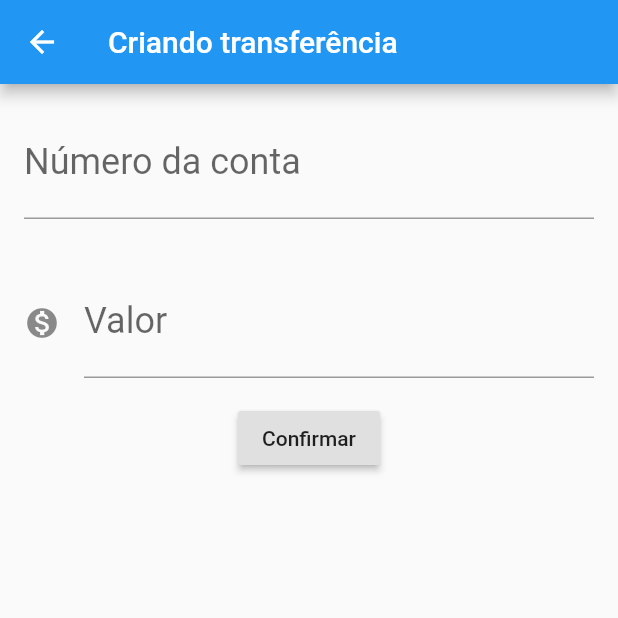
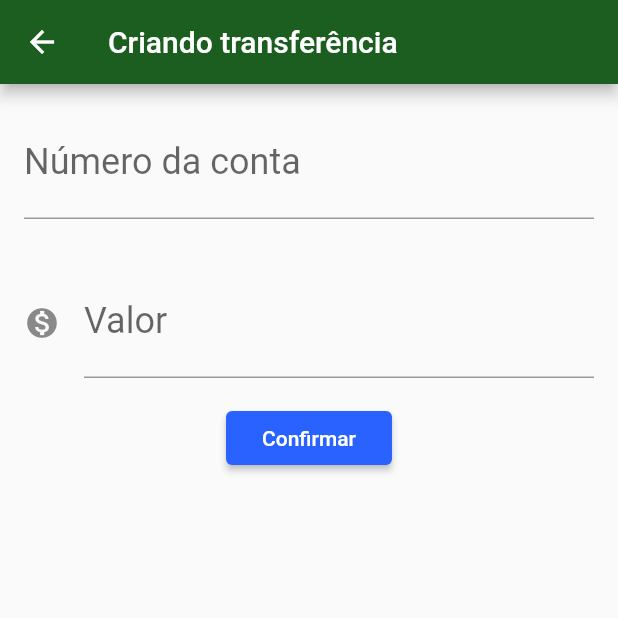
Before and after one commit to gabrieldarlan/bytebank_flutter, a Flutter app: the screen it shows after launch, after a tap on the "add" icon, on a phone screen of 412 x 824 dp, the top half of it. Run offline on Flutter 3.47's test engine with Material 2 defaults, Android fonts, the phone set to English and light mode, and no system bars.

Commit message:
aula 05 - 07 refatorando o projeto

```diff
--- /dev/null
+++ b/lib/components/editor.dart
@@ -0,0 +1,34 @@
+import 'package:flutter/material.dart';
+
+class Editor extends StatelessWidget {
+  final TextEditingController controlador;
+  final String rotulo;
+  final String dica;
+  final IconData icone;
+
+  Editor({
+    this.controlador,
+    this.rotulo,
+    this.dica,
+    this.icone,
+  });
+
+  @override
+  Widget build(BuildContext context) {
+    return Padding(
+      padding: const EdgeInsets.all(16.0),
+      child: TextField(
+        controller: controlador,
+        style: TextStyle(
+          fontSize: 24.0,
+        ),
+        decoration: InputDecoration(
+          icon: icone != null ? Icon(icone) : null,
+          labelText: rotulo,
+          hintText: dica,
+        ),
+        keyboardType: TextInputType.number,
+      ),
+    );
+  }
+}
--- a/lib/main.dart
+++ b/lib/main.dart
@@ -1,3 +1,4 @@
+import 'package:bytebank/screens/transferencia/lista.dart';
 import 'package:flutter/material.dart';
 
 void main() => runApp(BytebankApp());
@@ -6,172 +7,16 @@ class BytebankApp extends StatelessWidget {
   @override
   Widget build(BuildContext context) {
     return MaterialApp(
+      theme: ThemeData(
+        primaryColor: Colors.green[900],
+        accentColor: Colors.blueAccent[700],
+        buttonTheme: ButtonThemeData(
+          buttonColor: Colors.blueAccent[700],
+          textTheme: ButtonTextTheme.primary,
+        ),
+      ),
       debugShowCheckedModeBanner: false,
-      home: Scaffold(
-        body: ListaTransferencias(),
-      ),
+      home: ListaTransferencias(),
     );
   }
 }
-
-class FormularioTransferencia extends StatefulWidget {
-  @override
-  _FormularioTransferenciaState createState() =>
-      _FormularioTransferenciaState();
-}
-
-class _FormularioTransferenciaState extends State<FormularioTransferencia> {
-  final TextEditingController _controladorCampoNumeroConta =
-      TextEditingController();
-
-  final TextEditingController _controladorCampoValor = TextEditingController();
-
-  @override
-  Widget build(BuildContext context) {
-    return Scaffold(
-      appBar: AppBar(
-        title: Column(
-          children: <Widget>[
-            Text('Criando transferência'),
-          ],
-        ),
-      ),
-      body: SingleChildScrollView(
-        child: Column(
-          children: <Widget>[
-            Editor(
-              controlador: _controladorCampoNumeroConta,
-              dica: '0000',
-              rotulo: 'Número da conta',
-            ),
-            Editor(
-              controlador: _controladorCampoValor,
-              dica: '0.00',
-              icone: Icons.monetization_on,
-              rotulo: 'Valor',
-            ),
-            RaisedButton(
-              child: Text('Confirmar'),
-              onPressed: () => _criaTransferencia(context),
-            ),
-          ],
-        ),
-      ),
-    );
-  }
-
-  void _criaTransferencia(BuildContext context) {
-    final int numeroConta = int.tryParse(_controladorCampoNumeroConta.text);
-    final double valor = double.tryParse(_controladorCampoValor.text);
-
-    if (numeroConta != null && valor != null) {
-      debugPrint('Criando transferencia');
-      final transferenciaCriada = Transferencia(valor, numeroConta);
-      Navigator.pop(context, transferenciaCriada);
-    }
-  }
-}
-
-class Editor extends StatelessWidget {
-  final TextEditingController controlador;
-  final String rotulo;
-  final String dica;
-  final IconData icone;
-
-  Editor({this.controlador, this.rotulo, this.dica, this.icone});
-
-  @override
-  Widget build(BuildContext context) {
-    return Padding(
-      padding: const EdgeInsets.all(16.0),
-      child: TextField(
-        controller: controlador,
-        style: TextStyle(
-          fontSize: 24.0,
-        ),
-        decoration: InputDecoration(
-          icon: icone != null ? Icon(icone) : null,
-          labelText: rotulo,
-          hintText: dica,
-        ),
-        keyboardType: TextInputType.number,
-      ),
-    );
-  }
-}
-
-class ListaTransferencias extends StatefulWidget {
-  final List<Transferencia> _transferencias = List();
-
-  @override
-  State<StatefulWidget> createState() {
-    return ListaTransferenciasState();
-  }
-}
-
-class ListaTransferenciasState extends State<ListaTransferencias> {
-  @override
-  Widget build(BuildContext context) {
-    return Scaffold(
-      appBar: AppBar(
-        title: Text('Transferências'),
-      ),
-      body: ListView.builder(
-        itemCount: widget._transferencias.length,
-        itemBuilder: (context, indice) {
-          final transferencia = widget._transferencias[indice];
-          return ItemTransferencia(transferencia);
-        },
-      ),
-      floatingActionButton: FloatingActionButton(
-        child: Icon(Icons.add),
-        onPressed: () {
-          final Future<Transferencia> future =
-              Navigator.push(context, MaterialPageRoute(builder: (context) {
-            return FormularioTransferencia();
-          }));
-          future.then((transferenciaRecebida) {
-            Future.delayed(Duration(seconds: 5), () {
-              debugPrint('chegou no then do future');
-              debugPrint('$transferenciaRecebida');
-              if (transferenciaRecebida != null) {
-                setState(() {
-                  widget._transferencias.add(transferenciaRecebida);
-                });
-              }
-            });
-          });
-        },
-      ),
-    );
-  }
-}
-
-class ItemTransferencia extends StatelessWidget {
-  final Transferencia _transferencia;
-
-  ItemTransferencia(this._transferencia);
-
-  @override
-  Widget build(BuildContext context) {
-    return Card(
-      child: ListTile(
-        leading: Icon(Icons.monetization_on),
-        title: Text(_transferencia.valor.toString()),
-        subtitle: Text(_transferencia.numeroConta.toString()),
-      ),
-    );
-  }
-}
-
-class Transferencia {
-  final double valor;
-  final int numeroConta;
-
-  @override
-  String toString() {
-    return 'Transferencia{valor: $valor, numeroConta: $numeroConta}';
-  }
-
-  Transferencia(this.valor, this.numeroConta);
-}
--- /dev/null
+++ b/lib/models/transferencia.dart
@@ -0,0 +1,14 @@
+class Transferencia {
+  final double valor;
+  final int numeroConta;
+
+  @override
+  String toString() {
+    return 'Transferencia{valor: $valor, numeroConta: $numeroConta}';
+  }
+
+  Transferencia(
+    this.valor,
+    this.numeroConta,
+  );
+}
--- /dev/null
+++ b/lib/screens/transferencia/formulario.dart
@@ -0,0 +1,68 @@
+import 'package:bytebank/components/editor.dart';
+import 'package:bytebank/models/transferencia.dart';
+import 'package:flutter/material.dart';
+
+const _tituloAppBar = 'Criando transferência';
+const _rotuloCampoValor = 'Valor';
+const _dicaCampoValor = '0.00';
+const _rotuloCampoNumeroDaConta = 'Número da conta';
+const _dicaCampoNumeroDaConta = '0000';
+const _textoBotaoConfirmar = 'Confirmar';
+
+class FormularioTransferencia extends StatefulWidget {
+  @override
+  _FormularioTransferenciaState createState() =>
+      _FormularioTransferenciaState();
+}
+
+class _FormularioTransferenciaState extends State<FormularioTransferencia> {
+  final TextEditingController _controladorCampoNumeroConta =
+      TextEditingController();
+
+  final TextEditingController _controladorCampoValor = TextEditingController();
+
+  @override
+  Widget build(BuildContext context) {
+    return Scaffold(
+      appBar: AppBar(
+        title: Column(
+          children: <Widget>[
+            Text(_tituloAppBar),
+          ],
+        ),
+      ),
+      body: SingleChildScrollView(
+        child: Column(
+          children: <Widget>[
+            Editor(
+              controlador: _controladorCampoNumeroConta,
+              dica: _dicaCampoNumeroDaConta,
+              rotulo: _rotuloCampoNumeroDaConta,
+            ),
+            Editor(
+              controlador: _controladorCampoValor,
+              dica: _dicaCampoValor,
+              icone: Icons.monetization_on,
+              rotulo: _rotuloCampoValor,
+            ),
+            RaisedButton(
+              child: Text(_textoBotaoConfirmar),
+              onPressed: () => _criaTransferencia(context),
+            ),
+          ],
+        ),
+      ),
+    );
+  }
+
+  void _criaTransferencia(BuildContext context) {
+    final int numeroConta = int.tryParse(_controladorCampoNumeroConta.text);
+    final double valor = double.tryParse(_controladorCampoValor.text);
+
+    var transferenciaValida = numeroConta != null && valor != null;
+    if (transferenciaValida) {
+      final transferenciaCriada = Transferencia(valor, numeroConta);
+      Navigator.pop(context, transferenciaCriada);
+    }
+  }
+}
--- /dev/null
+++ b/lib/screens/transferencia/lista.dart
@@ -0,0 +1,70 @@
+import 'package:bytebank/models/transferencia.dart';
+import 'package:flutter/material.dart';
+
+import 'formulario.dart';
+
+const _tituloAppBar = 'Transferências';
+
+class ListaTransferencias extends StatefulWidget {
+  final List<Transferencia> _transferencias = List();
+
+  @override
+  State<StatefulWidget> createState() {
+    return ListaTransferenciasState();
+  }
+}
+
+class ListaTransferenciasState extends State<ListaTransferencias> {
+  @override
+  Widget build(BuildContext context) {
+    return Scaffold(
+      appBar: AppBar(
+        title: Text(_tituloAppBar),
+      ),
+      body: ListView.builder(
+        itemCount: widget._transferencias.length,
+        itemBuilder: (context, indice) {
+          final transferencia = widget._transferencias[indice];
+          return ItemTransferencia(transferencia);
+        },
+      ),
+      floatingActionButton: FloatingActionButton(
+        child: Icon(Icons.add),
+        onPressed: () {
+          Navigator.push(
+            context,
+            MaterialPageRoute(builder: (context) {
+              return FormularioTransferencia();
+            }),
+          ).then((transferenciaRecebida) => _atualiza(transferenciaRecebida));
+        },
+      ),
+    );
+  }
+
+  void _atualiza(Transferencia transferenciaRecebida) {
+    if (transferenciaRecebida != null) {
+      setState(() {
+          widget._transferencias.add(transferenciaRecebida);
+        },
+      );
+    }
+  }
+}
+
+class ItemTransferencia extends StatelessWidget {
+  final Transferencia _transferencia;
+
+  ItemTransferencia(this._transferencia);
+
+  @override
+  Widget build(BuildContext context) {
+    return Card(
+      child: ListTile(
+        leading: Icon(Icons.monetization_on),
+        title: Text(_transferencia.valor.toString()),
+        subtitle: Text(_transferencia.numeroConta.toString()),
+      ),
+    );
+  }
+}
```
Also changed, not shown: 1 other file.
